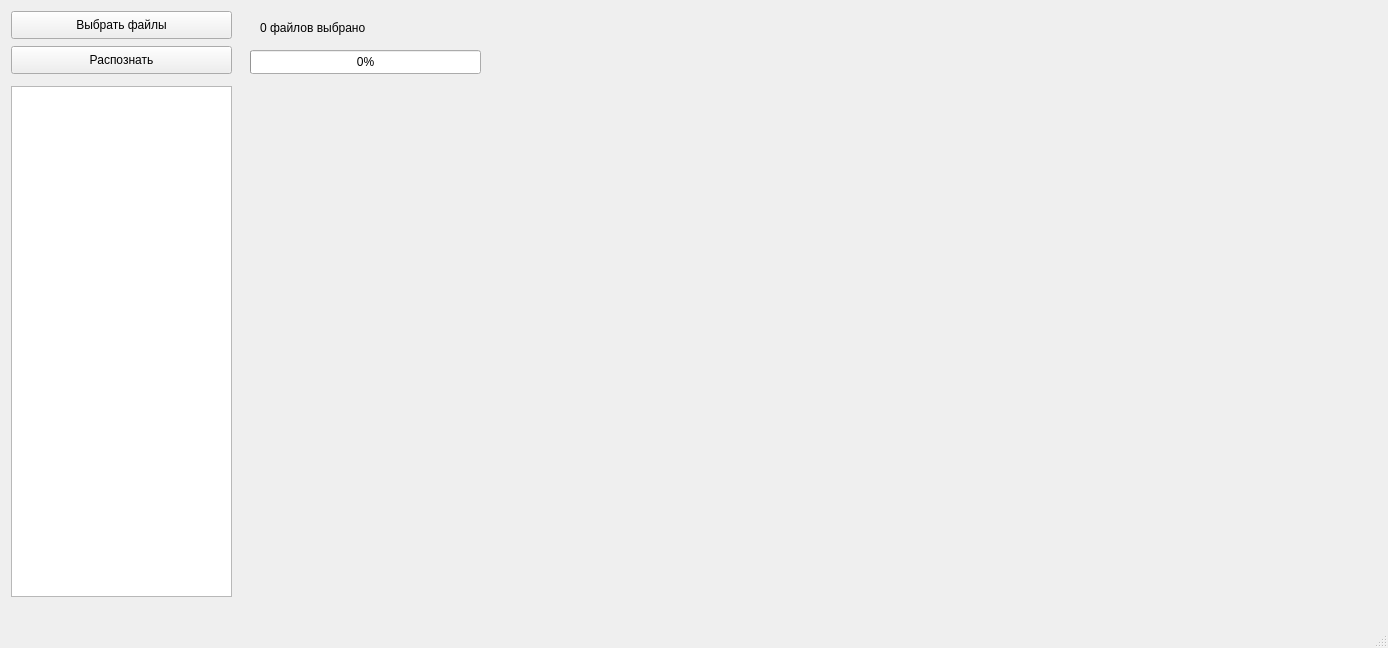
Before: the Qt Designer form ui/window.ui in gle8098/diagram-recognition, drawn with Qt 5.
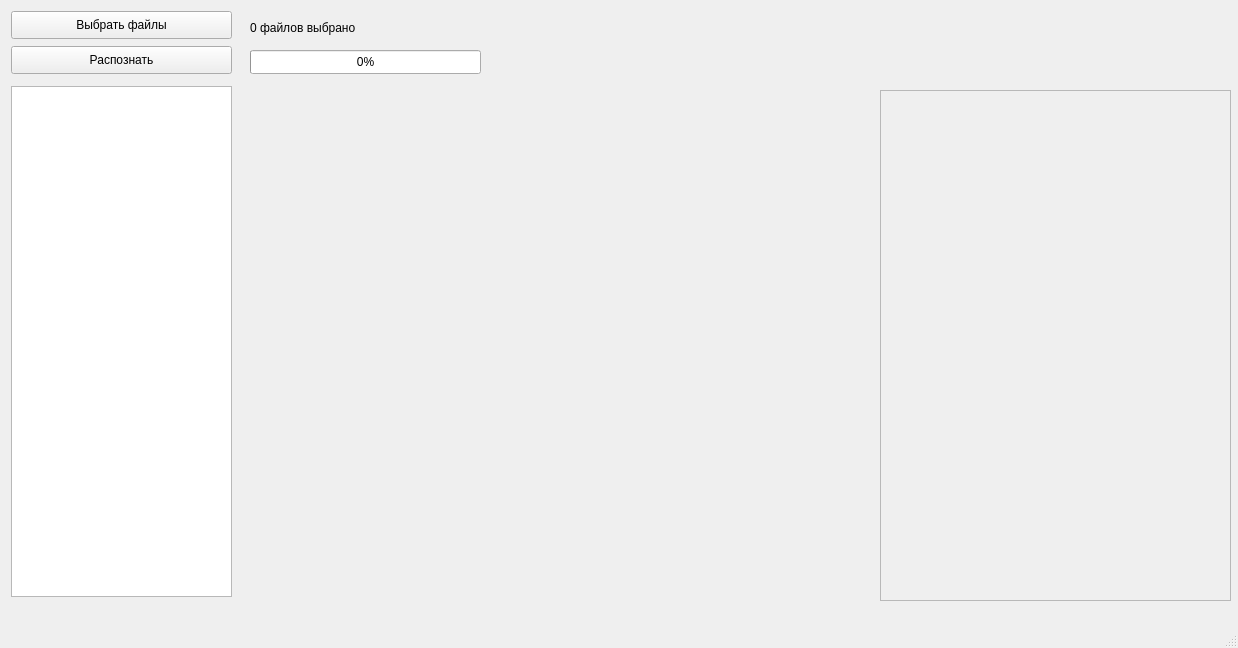
After: the same form once the commit is applied.

Commit message: GODR-46 Implemented SgfPainter

Patch:
```diff
--- a/ui/window.ui
+++ b/ui/window.ui
@@ -6,7 +6,7 @@
    <rect>
     <x>0</x>
     <y>0</y>
-    <width>1388</width>
+    <width>1238</width>
     <height>648</height>
    </rect>
   </property>
@@ -59,9 +59,9 @@
    <widget class="QLabel" name="label_files_selected">
     <property name="geometry">
      <rect>
-      <x>260</x>
+      <x>250</x>
       <y>20</y>
-      <width>111</width>
+      <width>221</width>
       <height>16</height>
      </rect>
     </property>
@@ -85,13 +85,46 @@
    <widget class="QWidget" name="scroll_area_widget" native="true">
     <property name="geometry">
      <rect>
-      <x>247</x>
-      <y>86</y>
-      <width>1131</width>
+      <x>250</x>
+      <y>90</y>
+      <width>621</width>
       <height>511</height>
      </rect>
     </property>
    </widget>
+   <widget class="QFrame" name="sgf_painter_frame">
+    <property name="geometry">
+     <rect>
+      <x>880</x>
+      <y>90</y>
+      <width>351</width>
+      <height>511</height>
+     </rect>
+    </property>
+    <property name="frameShape">
+     <enum>QFrame::StyledPanel</enum>
+    </property>
+    <property name="frameShadow">
+     <enum>QFrame::Raised</enum>
+    </property>
+    <layout class="QHBoxLayout" name="horizontalLayout">
+     <property name="spacing">
+      <number>0</number>
+     </property>
+     <property name="leftMargin">
+      <number>0</number>
+     </property>
+     <property name="topMargin">
+      <number>0</number>
+     </property>
+     <property name="rightMargin">
+      <number>0</number>
+     </property>
+     <property name="bottomMargin">
+      <number>0</number>
+     </property>
+    </layout>
+   </widget>
   </widget>
   <widget class="QStatusBar" name="statusbar"/>
  </widget>
```
The commit also changes 2 other files.
